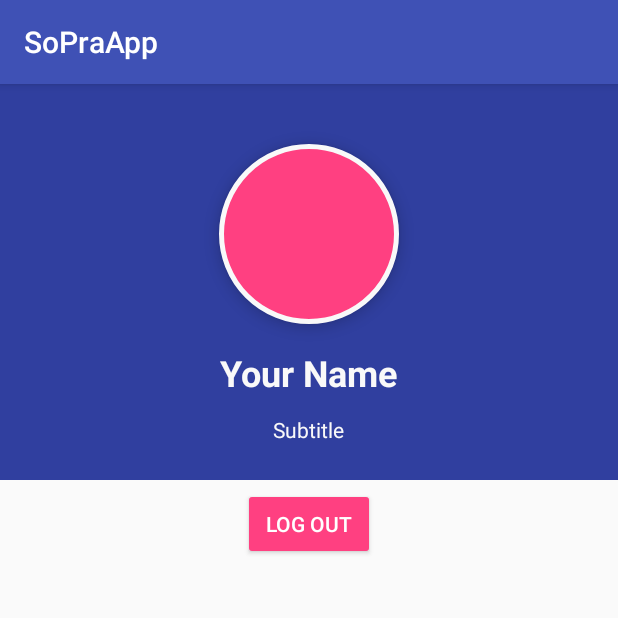
After one commit to unaussprechlich/prumpo, an Android app: the ProfileActivity screen opened directly, with no data from a screen before it, on a phone screen of 412 x 824 dp, the top half of it. The commit adds this screen. Run offline under Robolectric (Android 15) with nearby library versions, the phone set to English and light mode, and no system bars.

Commit message:
Added profile Activity

```diff
--- a/app/src/main/AndroidManifest.xml
+++ b/app/src/main/AndroidManifest.xml
@@ -20,7 +20,6 @@
             android:launchMode="singleTask">
             <intent-filter>
                 <action android:name="android.intent.action.MAIN" />
-
                 <category android:name="android.intent.category.LAUNCHER" />
             </intent-filter>
         </activity>
@@ -34,6 +33,9 @@
                 android:name="android.support.PARENT_ACTIVITY"
                 android:value="de.uni_stuttgart.informatik.sopra.sopraapp.LoginActivity" />
         </activity>
+        <activity
+            android:name=".ProfileActivity"
+            android:launchMode="singleTask" />
     </application>
 
 </manifest>
--- a/app/src/main/java/de/uni_stuttgart/informatik/sopra/sopraapp/MainActivity.java
+++ b/app/src/main/java/de/uni_stuttgart/informatik/sopra/sopraapp/MainActivity.java
@@ -3,6 +3,7 @@ package de.uni_stuttgart.informatik.sopra.sopraapp;
 
 import android.app.Fragment;
 import android.app.FragmentTransaction;
+import android.content.Intent;
 import android.os.Bundle;
 import android.support.annotation.NonNull;
 import android.support.design.widget.FloatingActionButton;
@@ -16,6 +17,7 @@ import android.support.v7.widget.Toolbar;
 import android.view.Menu;
 import android.view.MenuItem;
 import android.view.View;
+import android.widget.LinearLayout;
 
 public class MainActivity extends AppCompatActivity
         implements NavigationView.OnNavigationItemSelectedListener {
@@ -41,8 +43,11 @@ public class MainActivity extends AppCompatActivity
         toggle.syncState();
 
         NavigationView navigationView = findViewById(R.id.nav_view);
+        View headerView = navigationView.getHeaderView(0);
+        LinearLayout header = headerView.findViewById(R.id.nav_header);
+        header.setOnClickListener(view -> displaySelectedActivity(R.id.profile_layout));
+
         navigationView.setNavigationItemSelectedListener(this);
-
         displaySelectedScreen(R.id.nav_map);
     }
 
@@ -123,4 +128,14 @@ public class MainActivity extends AppCompatActivity
         drawer.closeDrawer(GravityCompat.START);
 
     }
+
+    public void displaySelectedActivity(int itemId) {
+
+        switch (itemId) {
+            case R.id.profile_layout:
+                Intent myIntent = new Intent(this, ProfileActivity.class);
+                startActivity(myIntent);
+        }
+
+    }
 }
--- /dev/null
+++ b/app/src/main/java/de/uni_stuttgart/informatik/sopra/sopraapp/ProfileActivity.java
@@ -0,0 +1,15 @@
+package de.uni_stuttgart.informatik.sopra.sopraapp;
+
+import android.os.Bundle;
+import android.support.v7.app.AppCompatActivity;
+
+
+public class ProfileActivity extends AppCompatActivity {
+
+    @Override
+    protected void onCreate(Bundle savedInstanceState) {
+        super.onCreate(savedInstanceState);
+        setContentView(R.layout.activity_profile);
+    }
+
+}
--- /dev/null
+++ b/app/src/main/res/drawable/profile_circular_border_imageview.xml
@@ -0,0 +1,15 @@
+<?xml version="1.0" encoding="utf-8"?>
+<shape xmlns:android="http://schemas.android.com/apk/res/android"
+
+    android:shape="rectangle">
+    <corners android:radius="100dp" />
+    <solid android:color="@color/colorAccent" />
+    <stroke
+        android:width="3dip"
+        android:color="#f9f9f9" />
+    <padding
+        android:bottom="4dp"
+        android:left="4dp"
+        android:right="4dp"
+        android:top="4dp" />
+</shape>
--- /dev/null
+++ b/app/src/main/res/layout/activity_profile.xml
@@ -0,0 +1,109 @@
+<?xml version="1.0" encoding="utf-8"?>
+<ScrollView xmlns:android="http://schemas.android.com/apk/res/android"
+    android:id="@+id/profile_layout"
+    android:layout_width="match_parent"
+    android:layout_height="wrap_content"
+    android:theme="@style/AppTheme.NoActionBar">
+
+    <!--http://www.viralandroid.com/2016/03/android-material-design-profile-screen-xml-ui-design.html-->
+    <RelativeLayout
+        android:layout_width="wrap_content"
+        android:layout_height="wrap_content">
+
+        <ImageView
+            android:id="@+id/header_cover_image"
+            android:layout_width="match_parent"
+            android:layout_height="100dp"
+            android:background="@color/colorPrimaryDark"
+            android:scaleType="centerCrop" />
+        <!--android:src="@drawable/navigation_header_image" -->
+
+        <ImageButton
+            android:id="@+id/user_profile_photo"
+            android:layout_width="120dp"
+            android:layout_height="120dp"
+            android:layout_below="@+id/header_cover_image"
+            android:layout_centerHorizontal="true"
+            android:layout_marginTop="-60dp"
+            android:background="@drawable/profile_circular_border_imageview"
+            android:elevation="5dp"
+            android:padding="20dp"
+            android:scaleType="centerCrop" />
+
+        <RelativeLayout
+            android:id="@+id/thisProfileLayout"
+            android:layout_width="match_parent"
+            android:layout_height="wrap_content"
+            android:layout_below="@+id/header_cover_image"
+            android:background="@color/colorPrimaryDark"
+            android:paddingBottom="24dp">
+
+            <!--<ImageView-->
+            <!--android:id="@+id/add_friend"-->
+            <!--android:layout_width="30dp"-->
+            <!--android:layout_height="30dp"-->
+            <!--android:layout_marginLeft="16dp"-->
+            <!--android:layout_marginTop="16dp"-->
+            <!--android:layout_toLeftOf="@+id/drop_down_option_menu"-->
+            <!--android:src="@drawable/ic_action_user_add" />-->
+
+            <!--<ImageView-->
+            <!--android:id="@+id/drop_down_option_menu"-->
+            <!--android:layout_width="30dp"-->
+            <!--android:layout_height="30dp"-->
+            <!--android:layout_alignParentEnd="true"-->
+            <!--android:layout_alignParentTop="true"-->
+            <!--android:layout_marginEnd="11dp"-->
+            <!--android:layout_marginTop="12dp"-->
+            <!--android:src="@drawable/ic_action_overflow" />-->
+
+            <TextView
+                android:id="@+id/user_profile_name"
+                android:layout_width="wrap_content"
+                android:layout_height="wrap_content"
+                android:layout_centerHorizontal="true"
+                android:layout_marginTop="76dp"
+                android:text="@string/profile_title"
+                android:textColor="#f9f9f9"
+                android:textSize="24sp"
+                android:textStyle="bold" />
+
+            <TextView
+                android:id="@+id/user_profile_short_bio"
+                android:layout_width="wrap_content"
+                android:layout_height="wrap_content"
+                android:layout_below="@+id/user_profile_name"
+                android:layout_centerHorizontal="true"
+                android:layout_marginTop="12dp"
+                android:text="@string/profile_subtitle"
+                android:textColor="#f9f9f9"
+                android:textSize="14sp" />
+        </RelativeLayout>
+
+        <LinearLayout
+            android:layout_width="fill_parent"
+            android:layout_height="match_parent"
+            android:layout_below="@+id/thisProfileLayout"
+            android:layout_marginTop="5dp"
+            android:gravity="center|bottom"
+            android:orientation="vertical">
+
+            <!--<TextView-->
+            <!--android:layout_width="fill_parent"-->
+            <!--android:layout_height="wrap_content"-->
+            <!--android:layout_margin="5dp"-->
+            <!--android:background="?attr/colorProfileHeaderTextColor"-->
+            <!--android:clickable="true"-->
+            <!--android:text="" />-->
+            <Button
+                android:id="@+id/button3"
+                style="@style/Widget.AppCompat.Button.Colored"
+                android:layout_width="wrap_content"
+                android:layout_height="wrap_content"
+                android:text="@string/profileLogoutButton" />
+
+        </LinearLayout>
+    </RelativeLayout>
+
+
+</ScrollView>
--- a/app/src/main/res/layout/nav_header_main.xml
+++ b/app/src/main/res/layout/nav_header_main.xml
@@ -1,5 +1,6 @@
 <?xml version="1.0" encoding="utf-8"?>
 <LinearLayout xmlns:android="http://schemas.android.com/apk/res/android"
+    android:id="@+id/nav_header"
     android:layout_width="match_parent"
     android:layout_height="@dimen/nav_header_height"
     android:background="@drawable/side_nav_bar"
--- a/app/src/main/res/values/colors.xml
+++ b/app/src/main/res/values/colors.xml
@@ -1,6 +1,6 @@
 <?xml version="1.0" encoding="utf-8"?>
 <resources>
     <color name="colorPrimary">#3F51B5</color>
-    <color name="colorPrimaryDark">#303F9F</color>
+    <color name="colorPrimaryDark">#303f9f</color>
     <color name="colorAccent">#FF4081</color>
 </resources>
--- a/app/src/main/res/values/strings.xml
+++ b/app/src/main/res/values/strings.xml
@@ -24,4 +24,7 @@
     <string name="settings">Einstellungen</string>
     <string name="nav_username">Benutzername</string>
     <string name="nav_role">Rolle</string>
+    <string name="profile_title">Your Name</string>
+    <string name="profile_subtitle">Subtitle</string>
+    <string name="profileLogoutButton">Log Out</string>
 </resources>
```
